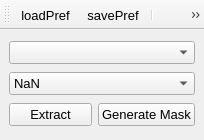
Above: UIs/nRegionPath.ui from NeutrinoToolkit/Neutrino before the change. Below: the same form after it.
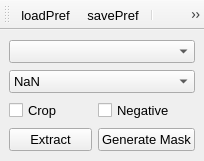
That is the form after the change. Icons and pictures are not drawn.

Commit message: enhanced nRegionPath pan

What changed in the file:
```diff
--- a/UIs/nRegionPath.ui
+++ b/UIs/nRegionPath.ui
@@ -7,7 +7,7 @@
     <x>0</x>
     <y>0</y>
     <width>204</width>
-    <height>140</height>
+    <height>161</height>
    </rect>
   </property>
   <property name="font">
@@ -25,7 +25,7 @@
    <property name="layoutDirection">
     <enum>Qt::LeftToRight</enum>
    </property>
-   <layout class="QGridLayout" name="gridLayout">
+   <layout class="QGridLayout" name="gridLayout" columnstretch="1,1">
     <item row="1" column="0" colspan="2">
      <widget class="QComboBox" name="defaultValue">
       <property name="neutrinoSave" stdset="0">
@@ -58,7 +58,7 @@
       </item>
      </widget>
     </item>
-    <item row="2" column="0">
+    <item row="3" column="0">
      <widget class="QPushButton" name="doIt">
       <property name="font">
        <font>
@@ -70,7 +70,7 @@
       </property>
      </widget>
     </item>
-    <item row="2" column="1">
+    <item row="3" column="1">
      <widget class="QPushButton" name="doMask">
       <property name="font">
        <font>
@@ -97,6 +97,20 @@
       </property>
      </widget>
     </item>
+    <item row="2" column="0">
+     <widget class="QCheckBox" name="crop">
+      <property name="text">
+       <string>Crop</string>
+      </property>
+     </widget>
+    </item>
+    <item row="2" column="1">
+     <widget class="QCheckBox" name="negative">
+      <property name="text">
+       <string>Negative</string>
+      </property>
+     </widget>
+    </item>
    </layout>
   </widget>
   <widget class="QToolBar" name="toolBar">
```
The commit also changes 2 other files.
